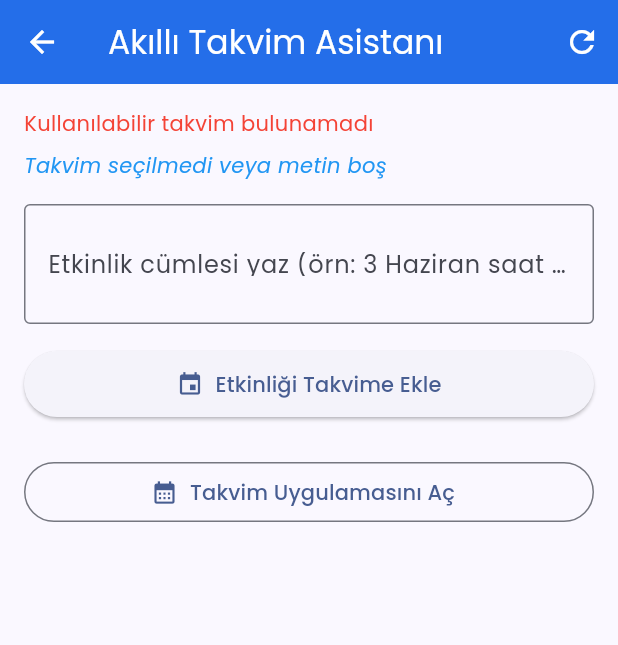
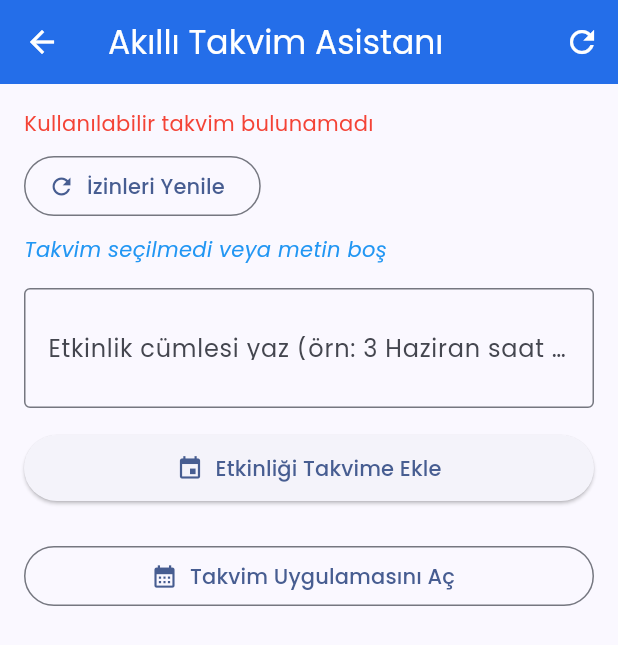
Before and after one commit to ardamertdedeoglu/edventure, a Flutter app: the CalendarScreen screen opened directly, after a tap on "Etkinliği Takvime Ekle", on a phone screen of 412 x 824 dp. Shown: the top 645 px of the screen. Run offline on Flutter 3.47's test engine with Material 3 defaults, Android fonts, the phone set to English and light mode, and no system bars; our stand-ins replace chat_bubbles, cloud_firestore, firebase_auth, firebase_core, firebase_storage, flutter_dotenv and 6 more; missing offline and left inert: app_settings, device_calendar; accounts and stored records are empty; project files that could hold a hidden picture were left out.

Commit message:
after hackathon

```diff
--- a/lib/screens/calendar_screen.dart
+++ b/lib/screens/calendar_screen.dart
@@ -20,6 +20,7 @@ class _CalendarScreenState extends State<CalendarScreen> {
   List<Calendar> _calendars = [];
   Calendar? _selectedCalendar;
   String _statusMessage = "Henüz etkinlik eklenmedi";
+  bool _isPermissionRequested = false;
 
   @override
   void initState() {
@@ -29,24 +30,72 @@ class _CalendarScreenState extends State<CalendarScreen> {
   }
 
   Future<void> _requestPermissions() async {
-    // Hem okuma hem yazma izni isteyelim
-    var calendarStatus = await Permission.calendarWriteOnly.request();
+    setState(() {
+      _statusMessage = "Takvim izinleri isteniyor...";
+    });
 
-    if (calendarStatus.isGranted) {
+    try {
+      // Hem okuma hem de yazma izinlerini iste
+      var calendarReadStatus = await Permission.calendar.request();
+      var calendarWriteStatus = await Permission.calendarWriteOnly.request();
+
+      setState(() {
+        _isPermissionRequested = true;
+      });
+
+      print("Takvim okuma izni: $calendarReadStatus");
+      print("Takvim yazma izni: $calendarWriteStatus");
+
+      // İzinlerin verildiği durumu kontrol et
+      if (calendarReadStatus.isGranted || calendarWriteStatus.isGranted) {
         _loadCalendars();
       } else {
         setState(() {
-        _statusMessage = "Takvim izni verilmedi: $calendarStatus";
+          _statusMessage = "Takvim izinleri verilmedi. Lütfen uygulama ayarlarından izinleri etkinleştirin.";
         });
-      print("Takvim izni verilmedi: $calendarStatus");
+
+        // Kullanıcıyı izin ayarlarına yönlendir
+        await openAppSettings();
+      }
+    } catch (e) {
+      setState(() {
+        _statusMessage = "İzin isteme hatası: $e";
+      });
+      print("İzin isteme hatası: $e");
     }
   }
 
   Future<void> _loadCalendars() async {
     try {
+      setState(() {
+        _statusMessage = "Takvimler yükleniyor...";
+      });
+
+      // Önce mevcut izinleri kontrol et
+      final permissionStatus = await _calendarPlugin.hasPermissions();
+      print("Takvim Plugin izin durumu: ${permissionStatus.data}");
+
+      if (permissionStatus.data != true && _isPermissionRequested) {
+        final requestPermissionResult = await _calendarPlugin.requestPermissions();
+        print("Takvim Plugin izin isteği sonucu: ${requestPermissionResult.data}");
+
+        if (requestPermissionResult.data != true) {
+          setState(() {
+            _statusMessage = "Takvim izinleri verilmedi. Etkinlik eklenemeyecek.";
+          });
+          return;
+        }
+      }
+
+      // Takvimleri getir
       var calendarsResult = await _calendarPlugin.retrieveCalendars();
 
-      print("Mevcut takvimler: ${calendarsResult.data?.map((c) => "${c.id}: ${c.name}").join(", ")}");
+      // Debug için takvimleri yazdır
+      if (calendarsResult.data != null) {
+        for (var calendar in calendarsResult.data!) {
+          print("Takvim ID: ${calendar.id}, İsim: ${calendar.name}, Hesap Adı: ${calendar.accountName}");
+        }
+      }
 
       // Null güvenliği için boş liste kullan
       final calList = calendarsResult.data as List<Calendar>? ?? <Calendar>[];
@@ -61,7 +110,7 @@ class _CalendarScreenState extends State<CalendarScreen> {
         if(calList.isEmpty) {
           _statusMessage = "Kullanılabilir takvim bulunamadı";
         } else {
-          _statusMessage = "Kullanılacak takvim: ${_selectedCalendar?.name ?? 'Seçilmedi'}";
+          _statusMessage = "Kullanılacak takvim: ${_getCalendarDisplayName(_selectedCalendar)}";
         }
       });
     } catch (e) {
@@ -70,6 +119,29 @@ class _CalendarScreenState extends State<CalendarScreen> {
       });
       print("Takvimler yüklenirken hata: $e");
     }
+  }
+
+  // Takvim adını daha iyi göster
+  String _getCalendarDisplayName(Calendar? calendar) {
+    if (calendar == null) return 'Seçilmedi';
+
+    // Takvim adı varsa kullan
+    if (calendar.name != null && calendar.name!.isNotEmpty) {
+      return calendar.name!;
+    }
+
+    // Hesap adı varsa kullan
+    if (calendar.accountName != null && calendar.accountName!.isNotEmpty) {
+      return '${calendar.accountName} Takvimi';
+    }
+
+    // Takvimin tanımı veya türü varsa kullan
+    if (calendar.isReadOnly != null) {
+      return calendar.isReadOnly! ? 'Salt Okunur Takvim' : 'Yazılabilir Takvim';
+    }
+
+    // Hiçbir bilgi yoksa varsayılan ad
+    return 'Takvim #${calendar.id?.substring(0, 4) ?? "?"}';
   }
 
   Future<Map<String, dynamic>?> _extractEvent(String text) async {
@@ -216,10 +288,35 @@ class _CalendarScreenState extends State<CalendarScreen> {
 
   Widget _buildCalendarDropdown() {
     if (_calendars.isEmpty) {
-      return Text("Kullanılabilir takvim bulunamadı", style: TextStyle(color: Colors.red));
+      return Column(
+        crossAxisAlignment: CrossAxisAlignment.start,
+        children: [
+          Text(
+            "Kullanılabilir takvim bulunamadı",
+            style: TextStyle(color: Colors.red)
+          ),
+          SizedBox(height: 8),
+          OutlinedButton.icon(
+            onPressed: _requestPermissions,
+            icon: Icon(Icons.refresh),
+            label: Text("İzinleri Yenile"),
+          ),
+        ],
+      );
     }
 
-    return DropdownButton<String>(
+    return Column(
+      crossAxisAlignment: CrossAxisAlignment.stretch,
+      children: [
+        Text(
+          "Takvim Seçin:",
+          style: TextStyle(
+            fontWeight: FontWeight.bold,
+            fontSize: 16,
+          ),
+        ),
+        SizedBox(height: 8),
+        DropdownButton<String>(
           hint: Text("Takvim Seçin"),
           value: _selectedCalendar?.id,
           isExpanded: true,
@@ -229,16 +326,18 @@ class _CalendarScreenState extends State<CalendarScreen> {
                   orElse: () => _calendars.first);
               setState(() {
                 _selectedCalendar = selectedCal;
-            _statusMessage = "Seçilen takvim: ${selectedCal.name ?? 'İsimsiz'}";
+                _statusMessage = "Seçilen takvim: ${_getCalendarDisplayName(selectedCal)}";
               });
             }
           },
           items: _calendars.map<DropdownMenuItem<String>>((Calendar calendar) {
             return DropdownMenuItem<String>(
               value: calendar.id,
-          child: Text(calendar.name ?? "İsimsiz Takvim"),
+              child: Text(_getCalendarDisplayName(calendar)),
             );
           }).toList(),
+        ),
+      ],
     );
   }
 
--- a/pubspec.yaml
+++ b/pubspec.yaml
@@ -52,6 +52,7 @@ dependencies:
   timezone: ^0.9.2
   image_picker: ^1.1.2
   flutter_dotenv: ^5.1.0
+  app_settings: ^5.0.0
 
 
 dev_dependencies:
```
Also changed, not shown: lib/screens/home_screen.dart (+86 -11 lines), pubspec.lock, 1 other file. Lines whose indentation alone changed are shown as unchanged.
